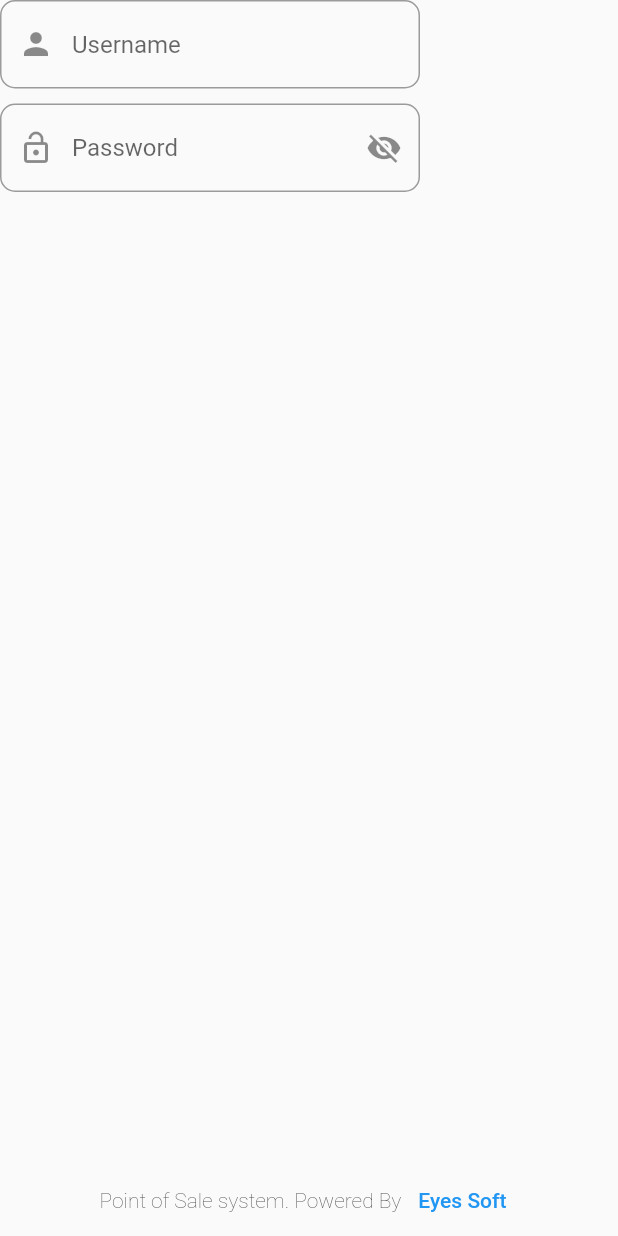
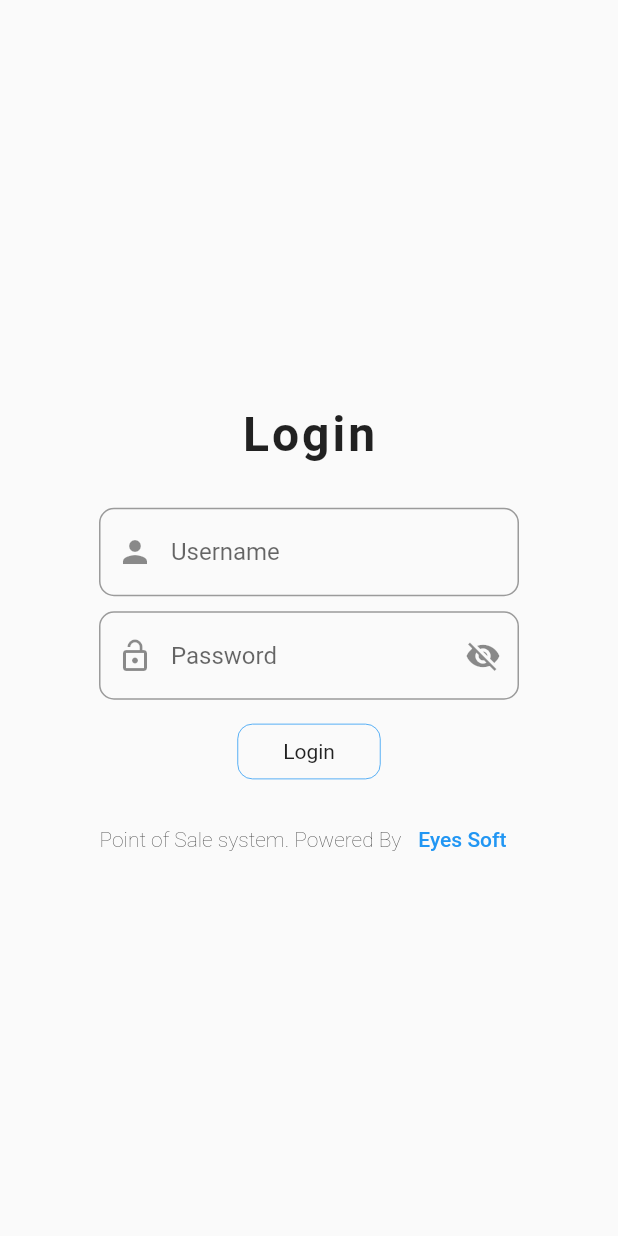
Before and after one commit to askabdulhaseeb/pos, a Flutter app: the screen it shows after launch, on a phone screen of 412 x 824 dp. Run offline on Flutter 3.47's test engine with Material 2 defaults, Android fonts, the phone set to English and light mode, and no system bars; missing offline and left inert: desktop_window.

Commit message:
login screen UI complete

```diff
--- a/lib/main.dart
+++ b/lib/main.dart
@@ -16,6 +16,7 @@ class MyApp extends StatelessWidget {
         accentColor: Colors.green,
         errorColor: Colors.red,
         splashColor: Colors.blueAccent,
+        hoverColor: Colors.blue[100],
       ),
       home: const LoginScreen(),
     );
--- a/lib/screens/loginScreen/login_screen.dart
+++ b/lib/screens/loginScreen/login_screen.dart
@@ -1,7 +1,9 @@
 import 'package:flutter/material.dart';
 import 'package:pos/screens/widgets/copyright.dart';
+import 'package:pos/screens/widgets/custom_inkwell_button.dart';
 import 'package:pos/screens/widgets/password_textformfield.dart';
 import 'package:pos/screens/widgets/username_textformfield.dart';
+import 'package:pos/utilities/window_size.dart';
 
 class LoginScreen extends StatefulWidget {
   const LoginScreen({Key? key}) : super(key: key);
@@ -14,17 +16,33 @@ class _LoginScreenState extends State<LoginScreen> {
   final TextEditingController _username = TextEditingController();
   final TextEditingController _password = TextEditingController();
   @override
+  void initState() {
+    CustomWindowSize.setCustomWindowSize();
+    super.initState();
+  }
+
+  @override
   Widget build(BuildContext context) {
     return Scaffold(
       body: Center(
         child: Column(
-          crossAxisAlignment: CrossAxisAlignment.start,
           mainAxisAlignment: MainAxisAlignment.center,
           children: <Widget>[
+            const Padding(
+              padding: EdgeInsets.symmetric(vertical: 30),
+              child: Text(
+                'Login',
+                style: TextStyle(
+                  fontSize: 32,
+                  letterSpacing: 2,
+                  fontWeight: FontWeight.bold,
+                ),
+              ),
+            ),
             UsernameTextFormField(controller: _username),
             const SizedBox(height: 10),
             PasswordTextFormField(controller: _password),
-            const Spacer(),
+            CustomInkWellButton(onTap: () {}, child: const Text('Login')),
             Copyrights(),
           ],
         ),
--- /dev/null
+++ b/lib/screens/widgets/custom_inkwell_button.dart
@@ -0,0 +1,41 @@
+import 'package:flutter/material.dart';
+import 'package:pos/utilities/utilities.dart';
+
+class CustomInkWellButton extends StatelessWidget {
+  const CustomInkWellButton({
+    required this.onTap,
+    required this.child,
+    Key? key,
+  }) : super(key: key);
+
+  final VoidCallback onTap;
+  final Widget child;
+
+  @override
+  Widget build(BuildContext context) {
+    return FittedBox(
+      child: Padding(
+        padding: const EdgeInsets.all(16),
+        child: InkWell(
+          onTap: onTap,
+          borderRadius: BorderRadius.circular(Utilities.borderRadious),
+          child: Container(
+            padding: const EdgeInsets.symmetric(
+              vertical: 10,
+              horizontal: 30,
+            ),
+            alignment: Alignment.center,
+            decoration: BoxDecoration(
+              border: Border.all(
+                color: Theme.of(context).primaryColor,
+                width: 0.5,
+              ),
+              borderRadius: BorderRadius.circular(Utilities.borderRadious),
+            ),
+            child: child,
+          ),
+        ),
+      ),
+    );
+  }
+}
--- /dev/null
+++ b/lib/utilities/window_size.dart
@@ -0,0 +1,19 @@
+import 'package:desktop_window/desktop_window.dart';
+import 'package:flutter/material.dart';
+
+class CustomWindowSize {
+  static Future<bool> setCustomWindowSize({
+    double minWidth = 400,
+    double minHeight = 400,
+    double maxWidth = 800,
+    double maxHeight = 800,
+  }) async {
+    try {
+      await DesktopWindow.setMinWindowSize(Size(minWidth, minHeight));
+      await DesktopWindow.setMaxWindowSize(Size(maxWidth, maxHeight));
+      return true;
+    } catch (e) {
+      return false;
+    }
+  }
+}
--- a/pubspec.yaml
+++ b/pubspec.yaml
@@ -13,6 +13,7 @@ dependencies:
   lint: ^1.5.3
 
   url_launcher: ^6.0.9
+  desktop_window: ^0.4.0
   cupertino_icons: ^1.0.2
 
 dev_dependencies:
```
Also changed, not shown: pubspec.lock, 6 other files.
